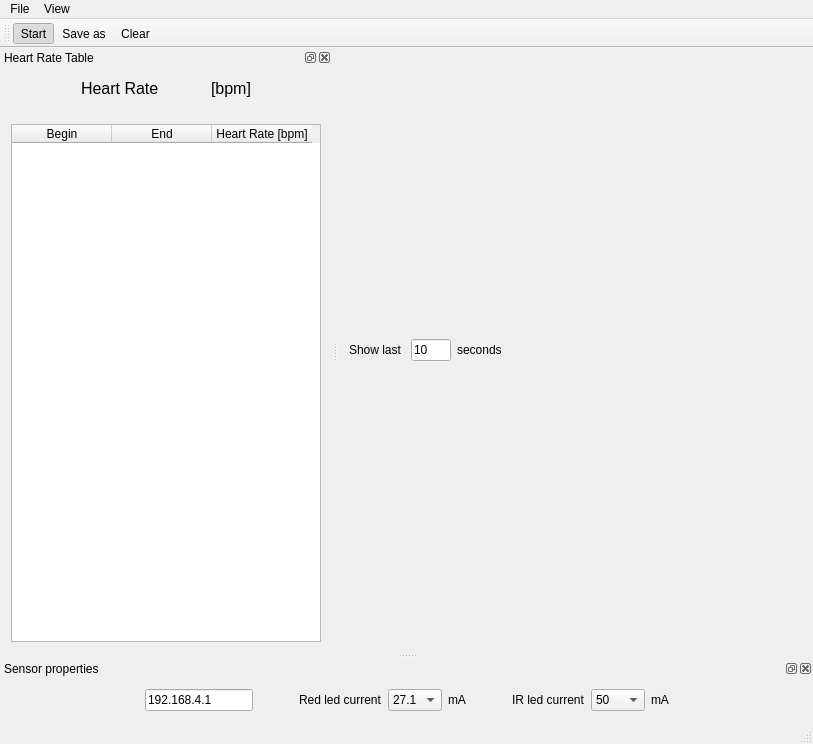
First picture: the form in telemed_desktop/telemed_desktop/MainWin.ui, repository slavek1250/telemed, before the edit.
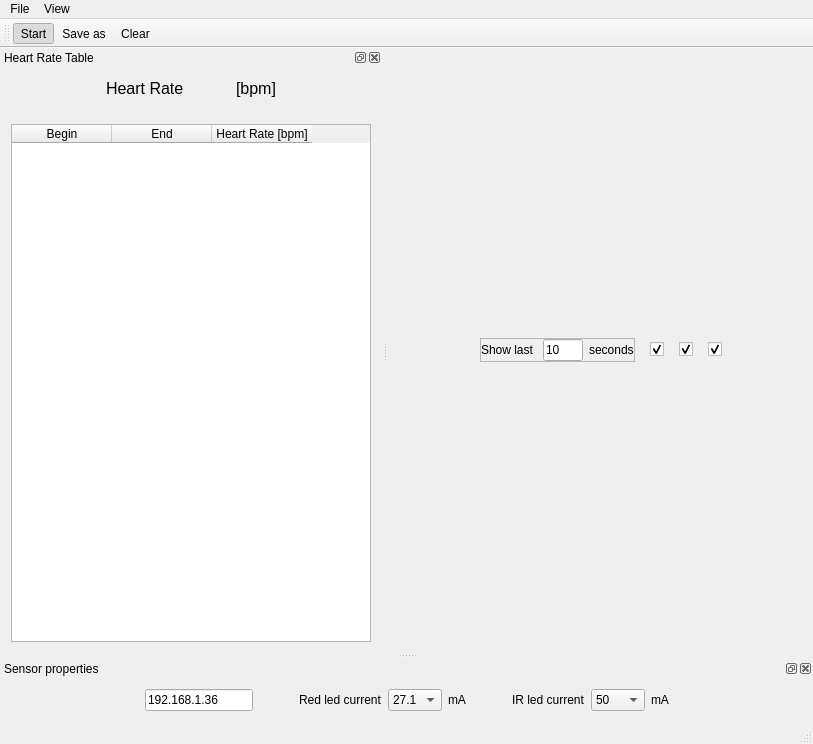
Second picture: the form after the edit. Icons and pictures are not drawn.

What changed in the file:
```diff
--- a/telemed_desktop/telemed_desktop/MainWin.ui
+++ b/telemed_desktop/telemed_desktop/MainWin.ui
@@ -17,6 +17,43 @@
    <layout class="QVBoxLayout" name="verticalLayout">
     <item>
      <layout class="QHBoxLayout" name="horizontalLayout">
+      <property name="spacing">
+       <number>15</number>
+      </property>
+      <item>
+       <spacer name="horizontalSpacer_8">
+        <property name="orientation">
+         <enum>Qt::Horizontal</enum>
+        </property>
+        <property name="sizeHint" stdset="0">
+         <size>
+          <width>40</width>
+          <height>20</height>
+         </size>
+        </property>
+       </spacer>
+      </item>
+      <item>
+       <widget class="QFrame" name="frame">
+        <property name="frameShape">
+         <enum>QFrame::StyledPanel</enum>
+        </property>
+        <property name="frameShadow">
+         <enum>QFrame::Raised</enum>
+        </property>
+        <layout class="QHBoxLayout" name="horizontalLayout_5">
+         <property name="leftMargin">
+          <number>0</number>
+         </property>
+         <property name="topMargin">
+          <number>0</number>
+         </property>
+         <property name="rightMargin">
+          <number>0</number>
+         </property>
+         <property name="bottomMargin">
+          <number>0</number>
+         </property>
       <item>
        <widget class="QLabel" name="label">
         <property name="sizePolicy">
@@ -32,6 +69,12 @@
       </item>
       <item>
        <widget class="QLineEdit" name="rangeLn">
+           <property name="sizePolicy">
+            <sizepolicy hsizetype="Maximum" vsizetype="Fixed">
+             <horstretch>0</horstretch>
+             <verstretch>0</verstretch>
+            </sizepolicy>
+           </property>
         <property name="maximumSize">
          <size>
           <width>40</width>
@@ -52,7 +95,7 @@
       <item>
        <widget class="QLabel" name="label_2">
         <property name="sizePolicy">
-         <sizepolicy hsizetype="Preferred" vsizetype="Maximum">
+            <sizepolicy hsizetype="Maximum" vsizetype="Maximum">
           <horstretch>0</horstretch>
           <verstretch>0</verstretch>
          </sizepolicy>
@@ -62,14 +105,44 @@
         </property>
        </widget>
       </item>
+        </layout>
+       </widget>
+      </item>
+      <item>
+       <widget class="QCheckBox" name="irChckBox">
+        <property name="text">
+         <string/>
+        </property>
+        <property name="checked">
+         <bool>true</bool>
+        </property>
+       </widget>
+      </item>
+      <item>
+       <widget class="QCheckBox" name="redChckBox">
+        <property name="text">
+         <string/>
+        </property>
+        <property name="checked">
+         <bool>true</bool>
+        </property>
+       </widget>
+      </item>
+      <item>
+       <widget class="QCheckBox" name="beatChckBox">
+        <property name="text">
+         <string/>
+        </property>
+        <property name="checked">
+         <bool>true</bool>
+        </property>
+       </widget>
+      </item>
       <item>
        <spacer name="horizontalSpacer">
         <property name="orientation">
          <enum>Qt::Horizontal</enum>
         </property>
-        <property name="sizeType">
-         <enum>QSizePolicy::Expanding</enum>
-        </property>
         <property name="sizeHint" stdset="0">
          <size>
           <width>40</width>
@@ -250,14 +323,14 @@
      <item>
       <widget class="QTableWidget" name="HRTab">
        <property name="sizePolicy">
-        <sizepolicy hsizetype="Minimum" vsizetype="Expanding">
+        <sizepolicy hsizetype="MinimumExpanding" vsizetype="Expanding">
          <horstretch>0</horstretch>
          <verstretch>0</verstretch>
         </sizepolicy>
        </property>
        <property name="minimumSize">
         <size>
-         <width>310</width>
+         <width>360</width>
          <height>0</height>
         </size>
        </property>
@@ -315,7 +388,7 @@
         </sizepolicy>
        </property>
        <property name="text">
-        <string>192.168.4.1</string>
+        <string>192.168.1.36</string>
        </property>
        <property name="placeholderText">
         <string>IP address of a device</string>
```
Lines whose indentation alone changed are shown as unchanged.
